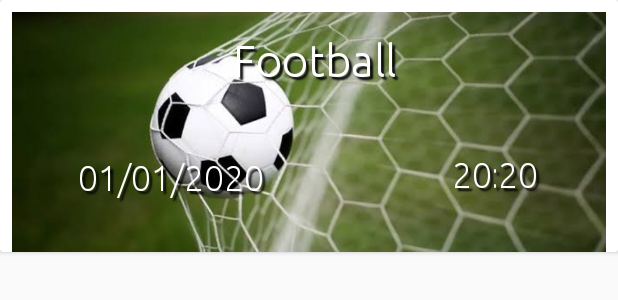
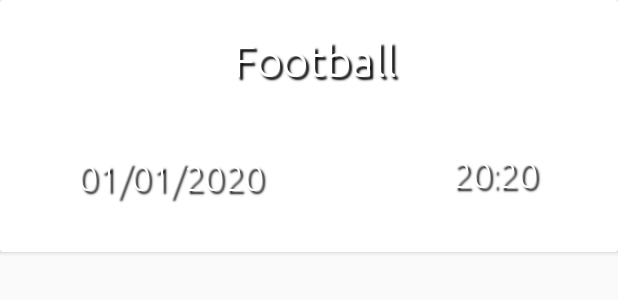
Before and after one commit to rahul0101/Spielen, an Android app: the layout event_card.xml on its own in the app's theme, with its tools: preview values and no code run, on a phone screen of 412 x 824 dp. Shown: the top 300 px of the screen. Run offline under Robolectric (Android 15) with nearby library versions, the phone set to English and light mode, and no system bars.

```diff
--- a/app/src/main/res/layout/event_card.xml
+++ b/app/src/main/res/layout/event_card.xml
@@ -5,12 +5,12 @@
     android:layout_width="match_parent" android:layout_height="wrap_content">
 
     <RelativeLayout
+        android:id="@+id/relativeLayout"
         android:layout_width="match_parent"
         android:layout_height="160dp"
         android:layout_marginStart="8dp"
         android:layout_marginTop="8dp"
-        android:layout_marginEnd="8dp"
-        android:background="@drawable/football">
+        android:layout_marginEnd="8dp">
 
         <TextView
             android:id="@+id/textViewTime"
```
Also changed, not shown: app/src/main/java/com/example/spielen/EventAdapter.java (+15 -0 lines).
